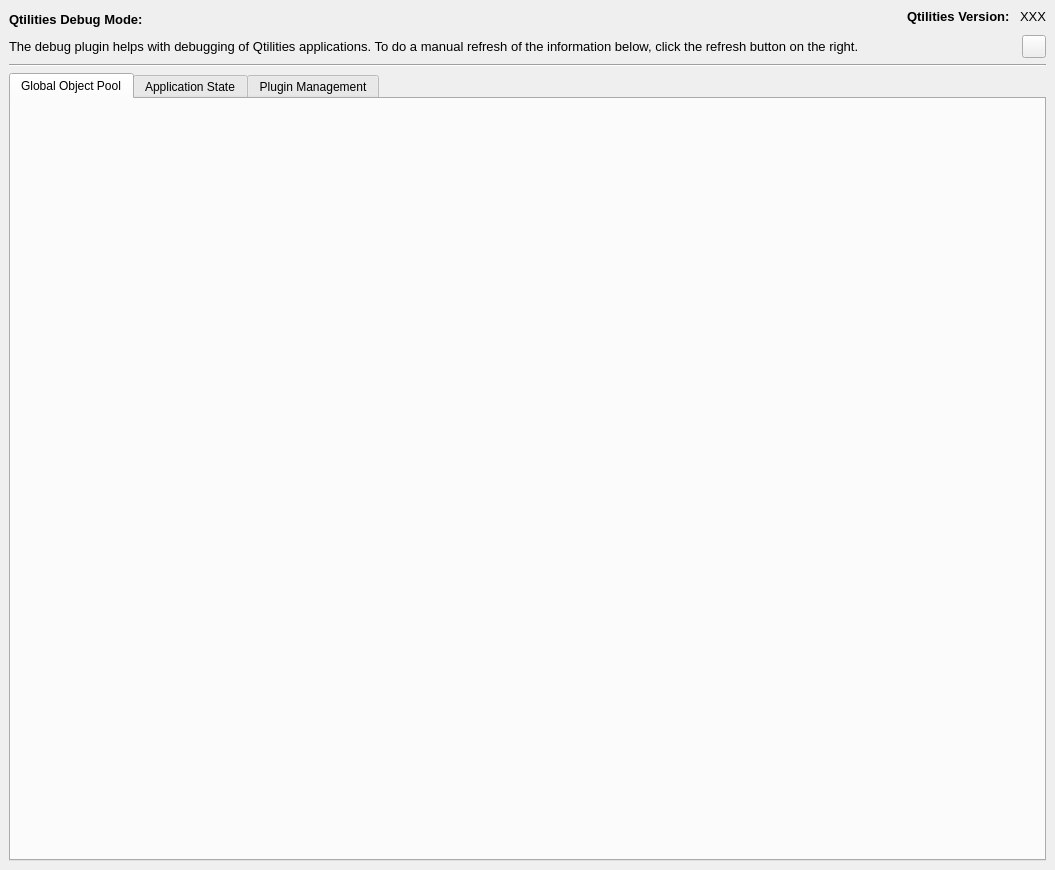
Old version of the form src/Plugins/DebugPlugin/source/DebugWidget.ui in the repository JPNaude/Qtilities.
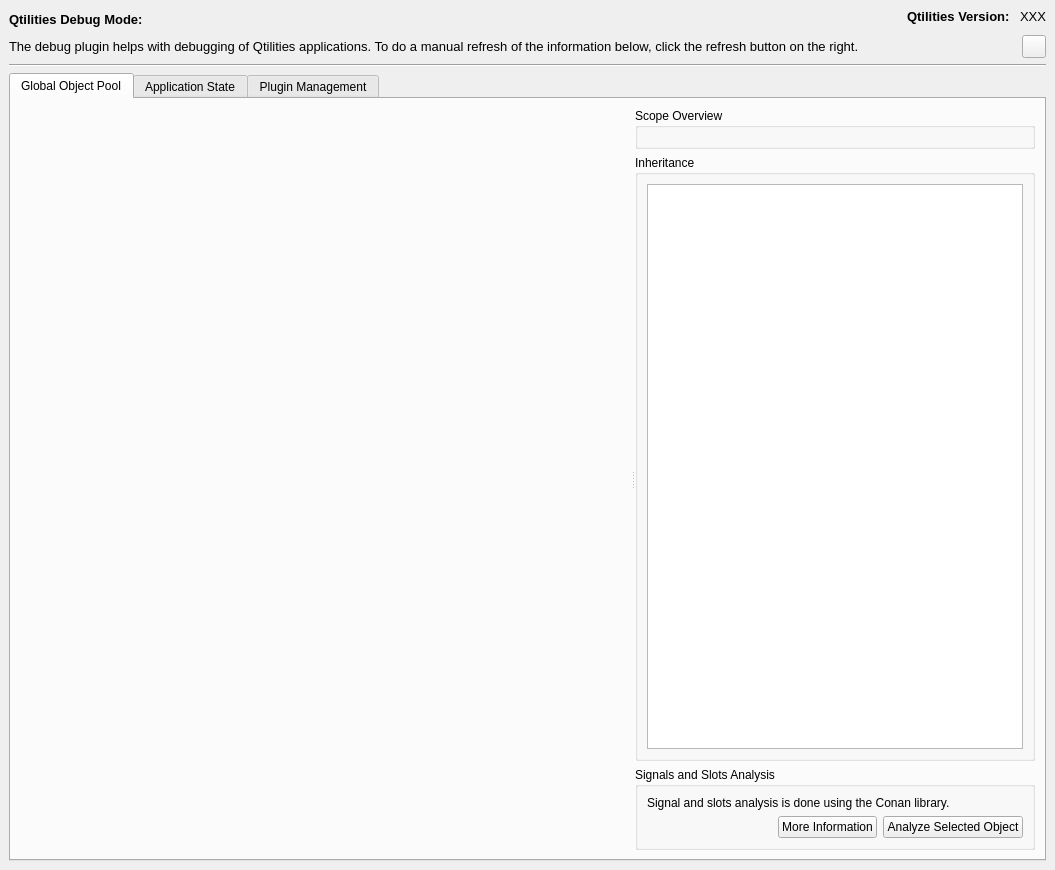
New version of the form. The open tabs and pages were chosen to show the change.

Commit message: Debug plugin now has Conan integrated.

```diff
--- a/src/Plugins/DebugPlugin/source/DebugWidget.ui
+++ b/src/Plugins/DebugPlugin/source/DebugWidget.ui
@@ -126,9 +126,115 @@
        <attribute name="title">
         <string>Global Object Pool</string>
        </attribute>
-       <layout class="QHBoxLayout" name="horizontalLayout_5">
+       <layout class="QVBoxLayout" name="verticalLayout_4">
         <item>
-         <widget class="QWidget" name="widgetObjectPoolHolder" native="true"/>
+         <widget class="QSplitter" name="splitter">
+          <property name="orientation">
+           <enum>Qt::Horizontal</enum>
+          </property>
+          <property name="childrenCollapsible">
+           <bool>false</bool>
+          </property>
+          <widget class="QWidget" name="widgetObjectPoolHolder" native="true"/>
+          <widget class="QWidget" name="widgetObjectInfo" native="true">
+           <property name="sizePolicy">
+            <sizepolicy hsizetype="Fixed" vsizetype="Preferred">
+             <horstretch>0</horstretch>
+             <verstretch>0</verstretch>
+            </sizepolicy>
+           </property>
+           <property name="minimumSize">
+            <size>
+             <width>400</width>
+             <height>0</height>
+            </size>
+           </property>
+           <property name="maximumSize">
+            <size>
+             <width>400</width>
+             <height>16777215</height>
+            </size>
+           </property>
+           <layout class="QVBoxLayout" name="verticalLayout_3">
+            <property name="topMargin">
+             <number>0</number>
+            </property>
+            <property name="bottomMargin">
+             <number>0</number>
+            </property>
+            <item>
+             <widget class="QGroupBox" name="groupBox_9">
+              <property name="title">
+               <string>Scope Overview</string>
+              </property>
+              <layout class="QGridLayout" name="gridLayout_26">
+               <item row="0" column="0">
+                <widget class="QWidget" name="widgetObjectScopeHolder" native="true"/>
+               </item>
+              </layout>
+             </widget>
+            </item>
+            <item>
+             <widget class="QGroupBox" name="groupBox_20">
+              <property name="title">
+               <string>Inheritance</string>
+              </property>
+              <layout class="QGridLayout" name="gridLayout_28">
+               <item row="0" column="0">
+                <widget class="QListView" name="objectInheritanceList"/>
+               </item>
+              </layout>
+             </widget>
+            </item>
+            <item>
+             <widget class="QGroupBox" name="groupBox_21">
+              <property name="title">
+               <string>Signals and Slots Analysis</string>
+              </property>
+              <layout class="QGridLayout" name="gridLayout_29">
+               <item row="0" column="0" colspan="3">
+                <widget class="QLabel" name="label_5">
+                 <property name="text">
+                  <string>Signal and slots analysis is done using the Conan library.</string>
+                 </property>
+                 <property name="wordWrap">
+                  <bool>true</bool>
+                 </property>
+                </widget>
+               </item>
+               <item row="1" column="1">
+                <widget class="QPushButton" name="btnAboutConan">
+                 <property name="text">
+                  <string>More Information</string>
+                 </property>
+                </widget>
+               </item>
+               <item row="1" column="2">
+                <widget class="QPushButton" name="btnAnalyzeCurrentObject">
+                 <property name="text">
+                  <string>Analyze Selected Object</string>
+                 </property>
+                </widget>
+               </item>
+               <item row="1" column="0">
+                <spacer name="horizontalSpacer_4">
+                 <property name="orientation">
+                  <enum>Qt::Horizontal</enum>
+                 </property>
+                 <property name="sizeHint" stdset="0">
+                  <size>
+                   <width>594</width>
+                   <height>20</height>
+                  </size>
+                 </property>
+                </spacer>
+               </item>
+              </layout>
+             </widget>
+            </item>
+           </layout>
+          </widget>
+         </widget>
         </item>
        </layout>
       </widget>
```
Left out of the diff: 30 changed lines with no effect on the pictures. The commit also changes 3 other files.
